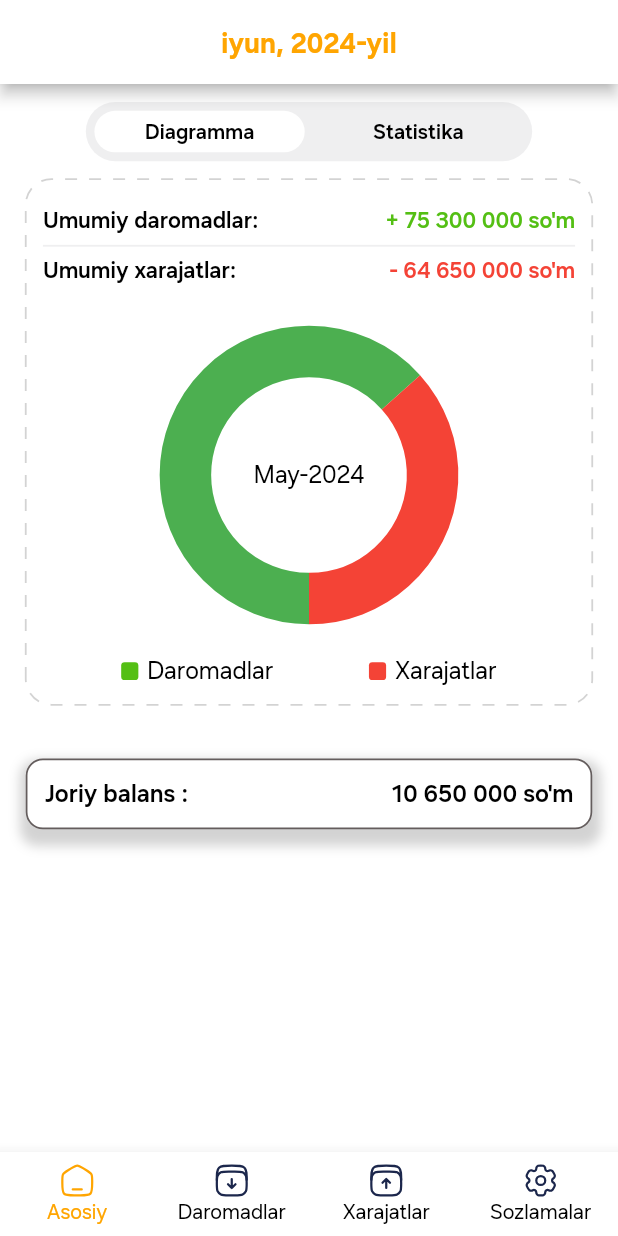
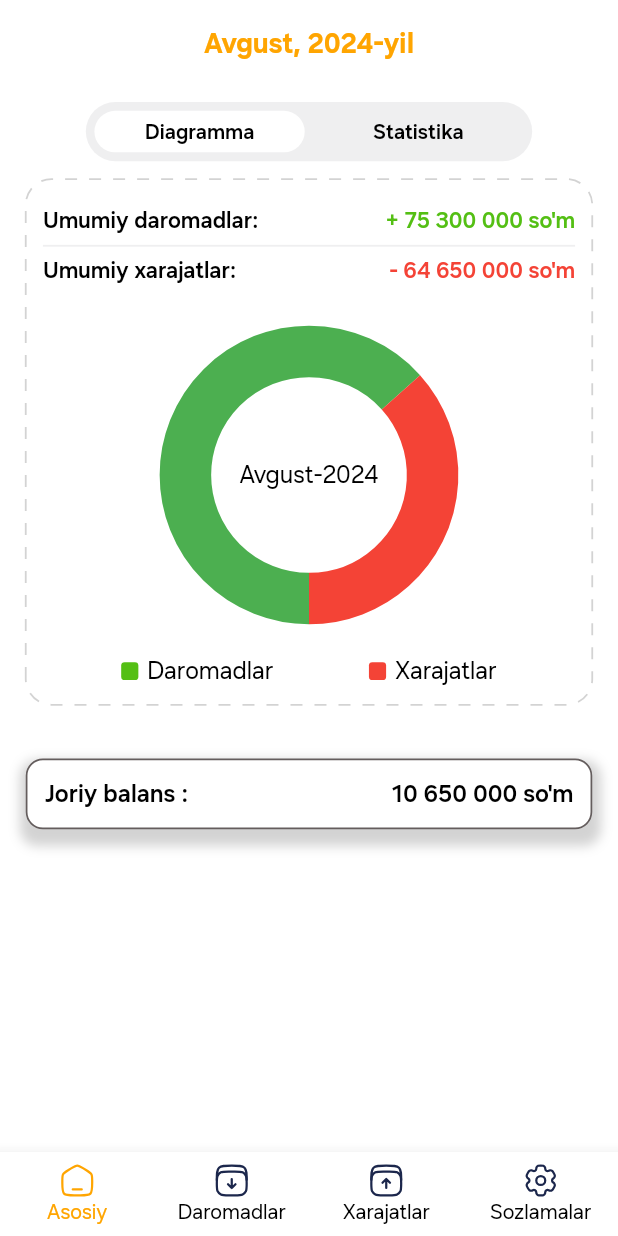
Before and after one commit to respectIMT/wallet_app, a Flutter app: the screen it shows after launch, on a phone screen of 412 x 824 dp. Run offline on Flutter 3.47's test engine with Material 2 defaults, Android fonts, the phone set to English and light mode, and no system bars; drawn by our look-alikes of dotted_border, pie_chart; our stand-ins replace bloc, easy_localization, flutter_bloc, flutter_easyloading, flutter_screenutil, flutter_svg and 5 more; missing offline and left inert: requests_inspector; accounts and stored records are empty.

Commit message:
30.08.2024

```diff
--- a/lib/presentation/pages/home/components/pie_chart.dart
+++ b/lib/presentation/pages/home/components/pie_chart.dart
@@ -19,7 +19,7 @@ class PieChartX extends StatelessWidget {
       colorList: AppColors.colorsList,
       chartType: ChartType.ring,
       ringStrokeWidth: ScreenSize.w30,
-      centerText: "May-2024",
+      centerText: "Avgust-2024",
       centerTextStyle: AppTheme.data.textTheme.bodyMedium,
       initialAngleInDegree: 90,
       legendOptions: const LegendOptions(
--- a/lib/presentation/pages/home/home_page.dart
+++ b/lib/presentation/pages/home/home_page.dart
@@ -26,8 +26,9 @@ class HomePage extends StatelessWidget {
               final cubit = context.read<HomePageCubit>();
               return Scaffold(
                 appBar: AppBar(
+                  elevation: 0,
                   title: Text(
-                    "iyun, 2024-yil",
+                    "Avgust, 2024-yil",
                     textAlign: TextAlign.center,
                     style: AppTheme.data.textTheme.titleMedium!.copyWith(color: AppTheme.colors.primary),
                   ),
@@ -196,11 +197,11 @@ class HomePage extends StatelessWidget {
                               ),
                             ]),
                       ),
-                    ]),
+                    ],),
                   ),
                 ),
               );
-            }),
+            },),
           ),
         ),
       ),
```
